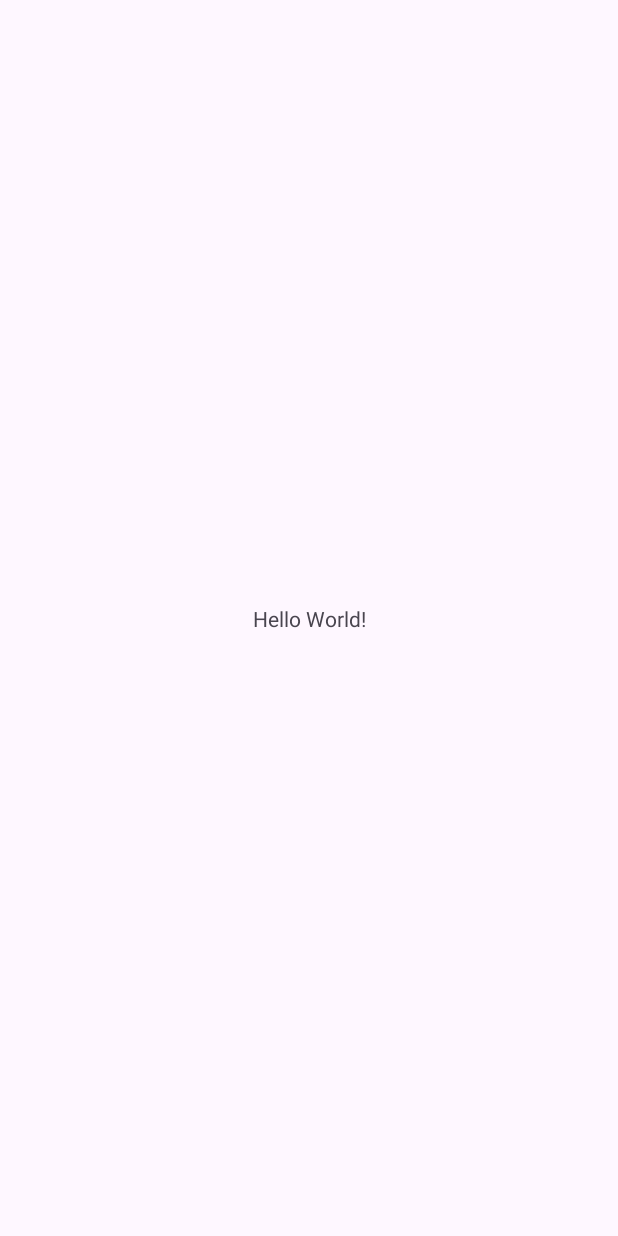
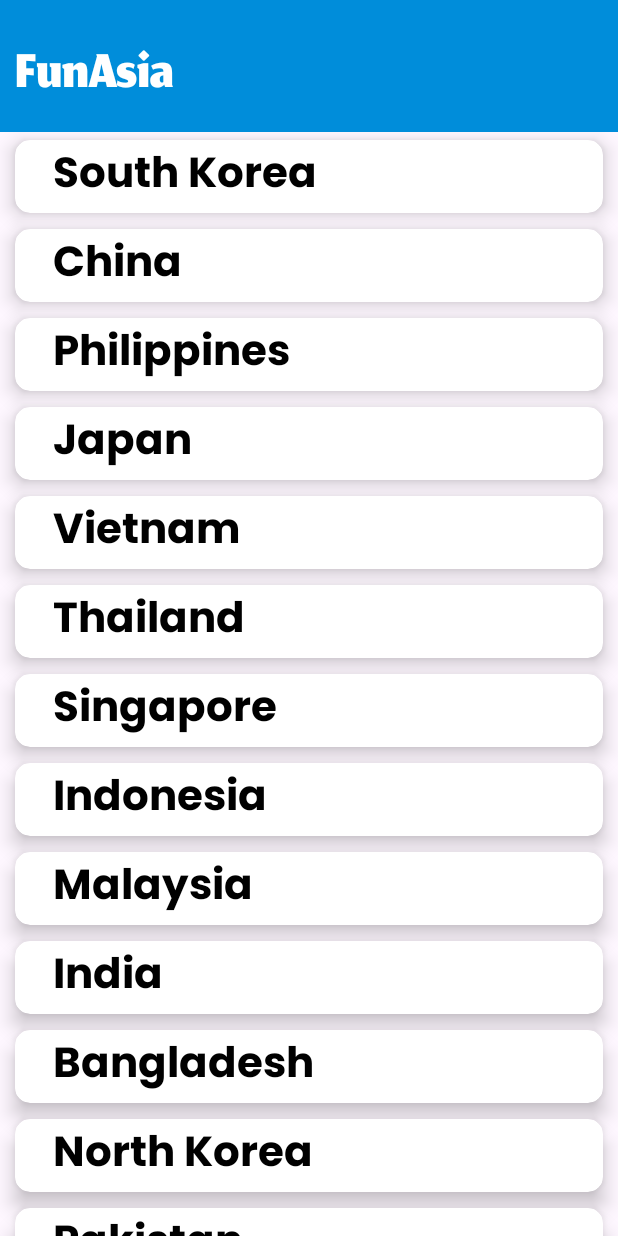
Before and after one commit to justinmcneal/A1ITE393, an Android app: the screen it shows after launch (MainActivity), on a phone screen of 412 x 824 dp. Before the commit the screen is almost empty. Run offline under Robolectric (Android 15) with nearby library versions, the phone set to English and light mode, and no system bars.

Commit message:
finished actiuvity 1

```diff
--- /dev/null
+++ b/app/src/main/java/com/example/aaaaa/Adapter.kt
@@ -0,0 +1,31 @@
+package com.example.aaaaa
+
+import android.view.LayoutInflater
+import android.view.View
+import android.view.ViewGroup
+import android.widget.TextView
+import androidx.recyclerview.widget.RecyclerView
+
+class Adapter(private val dataList: ArrayList<recyclerData>) : RecyclerView.Adapter<Adapter.ViewHolder>() {
+
+
+    class ViewHolder(itemView: View) : RecyclerView.ViewHolder(itemView) {
+        val textView: TextView = itemView.findViewById(R.id.title)
+    }
+
+
+    override fun onCreateViewHolder(parent: ViewGroup, viewType: Int): ViewHolder {
+        val view = LayoutInflater.from(parent.context)
+            .inflate(R.layout.cardview, parent, false) // Inflate the new card_item.xml
+        return ViewHolder(view)
+    }
+
+
+    override fun onBindViewHolder(holder: ViewHolder, position: Int) {
+        val item = dataList[position]
+        holder.textView.text = item.title // Bind the title from recyclerData to the TextView
+    }
+
+
+    override fun getItemCount(): Int = dataList.size
+}
--- a/app/src/main/java/com/example/aaaaa/MainActivity.kt
+++ b/app/src/main/java/com/example/aaaaa/MainActivity.kt
@@ -1,20 +1,48 @@
 package com.example.aaaaa
 
 import android.os.Bundle
-import androidx.activity.enableEdgeToEdge
 import androidx.appcompat.app.AppCompatActivity
-import androidx.core.view.ViewCompat
-import androidx.core.view.WindowInsetsCompat
+import androidx.recyclerview.widget.LinearLayoutManager
+import androidx.recyclerview.widget.RecyclerView
 
 class MainActivity : AppCompatActivity() {
+
     override fun onCreate(savedInstanceState: Bundle?) {
         super.onCreate(savedInstanceState)
-        enableEdgeToEdge()
         setContentView(R.layout.activity_main)
-        ViewCompat.setOnApplyWindowInsetsListener(findViewById(R.id.main)) { v, insets ->
-            val systemBars = insets.getInsets(WindowInsetsCompat.Type.systemBars())
-            v.setPadding(systemBars.left, systemBars.top, systemBars.right, systemBars.bottom)
-            insets
-        }
+
+
+        val recyclerView: RecyclerView = findViewById(R.id.recyclerView)
+
+
+        recyclerView.layoutManager = LinearLayoutManager(this)
+
+
+        val dataList = arrayListOf(
+            recyclerData("South Korea"),
+            recyclerData("China"),
+            recyclerData("Philippines"),
+            recyclerData("Japan"),
+            recyclerData("Vietnam"),
+            recyclerData("Thailand"),
+            recyclerData("Singapore"),
+            recyclerData("Indonesia"),
+            recyclerData("Malaysia"),
+            recyclerData("India"),
+            recyclerData("Bangladesh"),
+            recyclerData("North Korea"),
+            recyclerData("Pakistan"),
+            recyclerData("Saudi Arabia"),
+            recyclerData("United Arab Emirates"),
+            recyclerData("Iran"),
+            recyclerData("Iraq"),
+            recyclerData("Turkey"),
+            recyclerData("Israel"),
+            recyclerData("Kazakhstan")
+        )
+
+
+        val adapter = Adapter(dataList)
+        recyclerView.adapter = adapter
     }
 }
--- /dev/null
+++ b/app/src/main/java/com/example/aaaaa/recyclerData.kt
@@ -0,0 +1,5 @@
+package com.example.aaaaa
+
+data class recyclerData(
+    val title: String
+)
--- a/app/src/main/res/layout/activity_main.xml
+++ b/app/src/main/res/layout/activity_main.xml
@@ -1,19 +1,31 @@
 <?xml version="1.0" encoding="utf-8"?>
-<androidx.constraintlayout.widget.ConstraintLayout xmlns:android="http://schemas.android.com/apk/res/android"
-    xmlns:app="http://schemas.android.com/apk/res-auto"
-    xmlns:tools="http://schemas.android.com/tools"
-    android:id="@+id/main"
+<LinearLayout xmlns:android="http://schemas.android.com/apk/res/android"
     android:layout_width="match_parent"
     android:layout_height="match_parent"
-    tools:context=".MainActivity">
+    android:orientation="vertical">
 
-    <TextView
-        android:layout_width="wrap_content"
+    <LinearLayout
+        android:layout_width="match_parent"
         android:layout_height="wrap_content"
-        android:text="Hello World!"
-        app:layout_constraintBottom_toBottomOf="parent"
-        app:layout_constraintEnd_toEndOf="parent"
-        app:layout_constraintStart_toStartOf="parent"
-        app:layout_constraintTop_toTopOf="parent" />
+        android:orientation="vertical"
+        android:background="#008DDA"
+        android:paddingStart="10dp">
 
-</androidx.constraintlayout.widget.ConstraintLayout>
+        <TextView
+            android:layout_width="match_parent"
+            android:layout_height="match_parent"
+            android:text="FunAsia"
+            android:textColor="#FFFFFF"
+            android:fontFamily="@font/jomhuria"
+            android:textSize="56sp"
+            android:lineSpacingExtra="4dp"
+            />
+    </LinearLayout>
+
+    <androidx.recyclerview.widget.RecyclerView
+        android:layout_width="match_parent"
+        android:layout_height="0dp"
+        android:layout_weight="1"
+        android:id="@+id/recyclerView"
+        />
+</LinearLayout>
--- /dev/null
+++ b/app/src/main/res/layout/cardview.xml
@@ -0,0 +1,30 @@
+<?xml version="1.0" encoding="utf-8"?>
+<androidx.cardview.widget.CardView xmlns:android="http://schemas.android.com/apk/res/android"
+    android:layout_width="match_parent"
+    android:layout_height="wrap_content"
+    xmlns:app="http://schemas.android.com/apk/res-auto"
+    android:layout_marginHorizontal="10dp"
+    android:layout_marginVertical="5dp"
+    app:cardCornerRadius="10dp"
+    app:cardElevation="8dp">
+
+
+    <LinearLayout
+        android:layout_width="match_parent"
+        android:layout_height="wrap_content"
+        android:orientation="vertical"
+        >
+
+        <TextView
+            android:id="@+id/title"
+            android:layout_width="wrap_content"
+            android:layout_height="wrap_content"
+            android:fontFamily="@font/poppins"
+            android:text="Title"
+            android:paddingStart="25dp"
+            android:textSize="28sp"
+            android:textColor="#000000"
+            android:shadowColor="@color/black" />
+    </LinearLayout>
+
+</androidx.cardview.widget.CardView>
```
Also changed, not shown: app/src/main/res/font/jomhuria.ttf (added), app/src/main/res/font/poppins.ttf (added).
